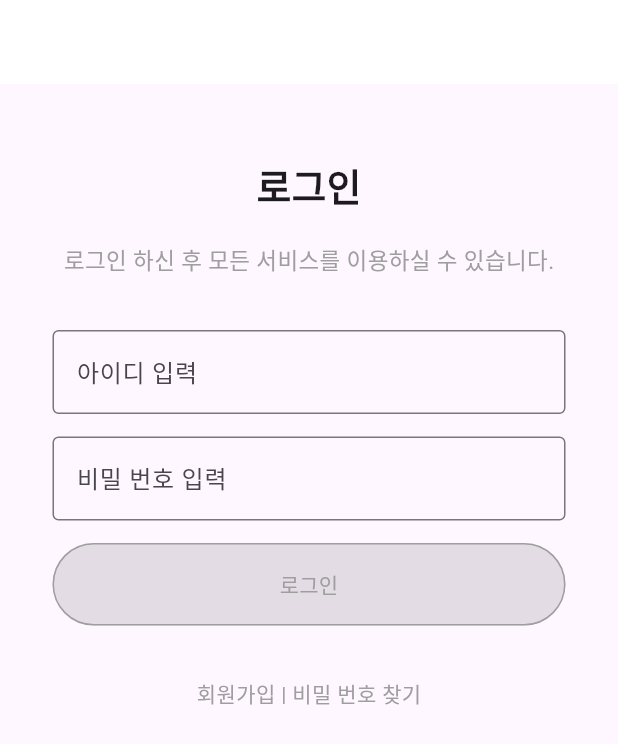
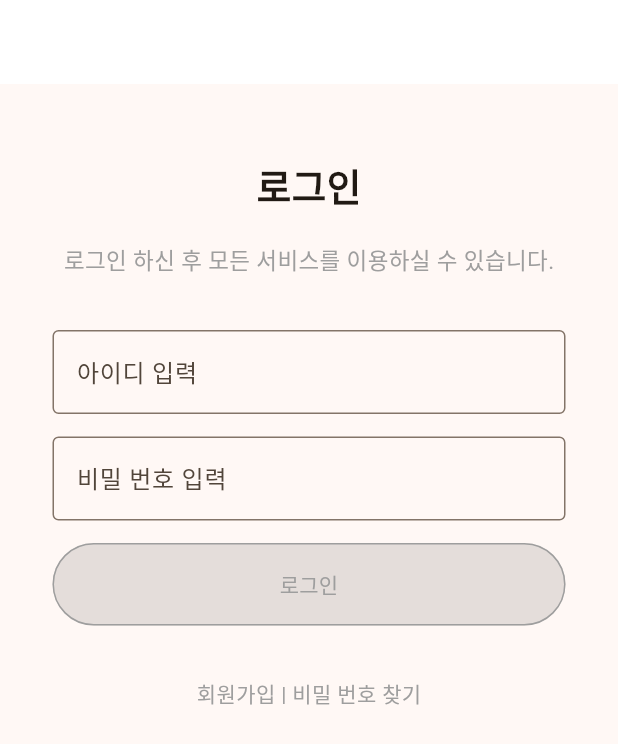
Before and after one commit to MinJaehyun/second_project, a Flutter app: the screen it shows after launch, on a phone screen of 412 x 824 dp. Shown: the top 744 px of the screen. Run offline on Flutter 3.47's test engine with Material 3 defaults, Android fonts, the phone set to English and light mode, and no system bars; our stand-ins replace dots_indicator, fluttertoast, get, introduction_screen.

Commit message:
Material2의 primarySwatch 대신 Material3의 colorScheme 적용

```diff
--- a/main6/lib/main.dart
+++ b/main6/lib/main.dart
@@ -16,13 +16,12 @@ class MyApp extends StatelessWidget {
     return MaterialApp(
       debugShowCheckedModeBanner: false,
       theme: ThemeData(
-        // note: primarySwatch: 앱의 일부 위젯, 버튼, 타이틀 바 등에서 orange 색이 자동으로 적용 (입력창 focuse 된 테두리 orange 로 변경함)
-        primarySwatch: Colors.orange,
+        // note: Material2의 primarySwatch 대신 Material3의 colorScheme 적용
+        // primarySwatch: Colors.orange,
+        colorScheme: ColorScheme.fromSeed(seedColor: Colors.orange),
         // note: 앱 전체 abbBar 의 색상 지정
         appBarTheme: AppBarTheme(
-          // icon 색
           iconTheme: IconThemeData(color: Colors.blue),
-          // 배경색
           color: Colors.white,
         ),
       ),
```
